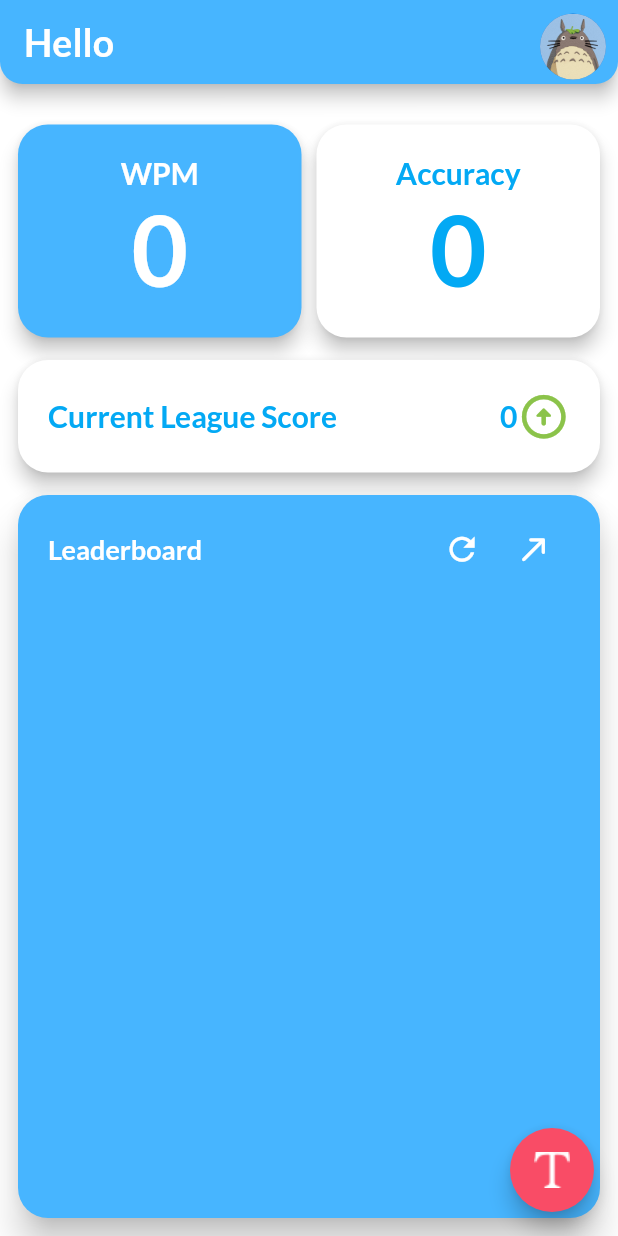
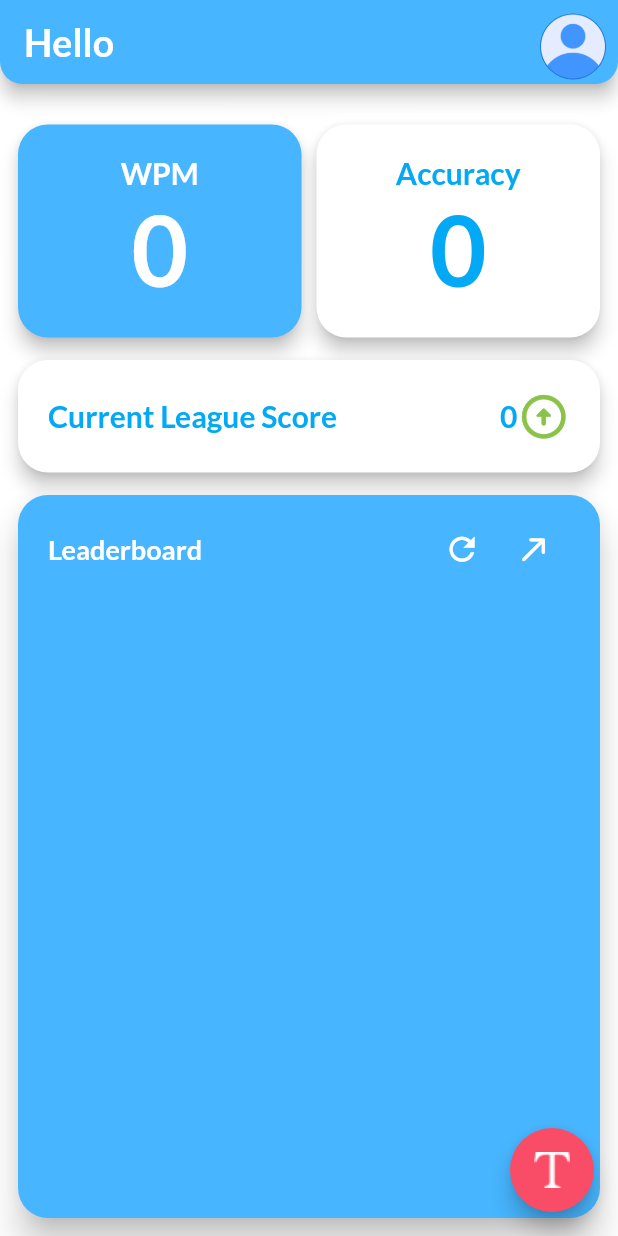
Before and after one commit to original-subbaman/typing_game, a Flutter app: the screen it shows once a user with an empty profile is signed in, on a phone screen of 412 x 824 dp. Run offline on Flutter 3.47's test engine with Material 2 defaults, Android fonts, the phone set to English and light mode, and no system bars; drawn by our look-alikes of auto_size_text; our stand-ins replace animated_text_kit, cloud_firestore, firebase_auth, firebase_core, google_fonts, lorem_ipsum and 3 more; missing offline and left inert: random_words; accounts and stored records are empty.

Commit message:
1. Fixed issue of navigation between typing screen and home screen.

```diff
--- a/lib/screens/home_screen.dart
+++ b/lib/screens/home_screen.dart
@@ -102,7 +102,7 @@ class _HomeScreenState extends State<HomeScreen> {
                   child: Center(
                     child: CircleAvatar(
                       radius: 22,
-                      backgroundImage: AssetImage('assets/images/totoro.jpg'),
+                      backgroundImage: AssetImage('assets/icons/user.png'),
                     ),
                   ),
                 ),
--- a/lib/screens/profile_page.dart
+++ b/lib/screens/profile_page.dart
@@ -125,7 +125,9 @@ class _ProfilePageScreenState extends State<ProfilePageScreen> {
                       tag: 'profile_hero',
                       child: CircleAvatar(
                         radius: 50,
-                        backgroundImage: AssetImage('assets/images/totoro.jpg'),
+                        child: ClipOval(
+                         child: Image.asset('assets/icons/user.png'),
+                        )
                       ),
                     ),
                   ),
--- a/lib/screens/typing_test_screen.dart
+++ b/lib/screens/typing_test_screen.dart
@@ -209,7 +209,7 @@ class _TypingTestScreenState extends State<TypingTestScreen>
             _updateBestScore(acc: acc, wpm: wpm);
             _updateLatestScore(acc: acc, wpm: wpm);
             Navigator.pop(context);
-            Navigator.popAndPushNamed(context, HomeScreen.kHomeRoute);
+            Navigator.popUntil(context, (route) => route.isFirst);
           },
         )
       ],
```
Also changed, not shown: assets/icons/user.png (added).
